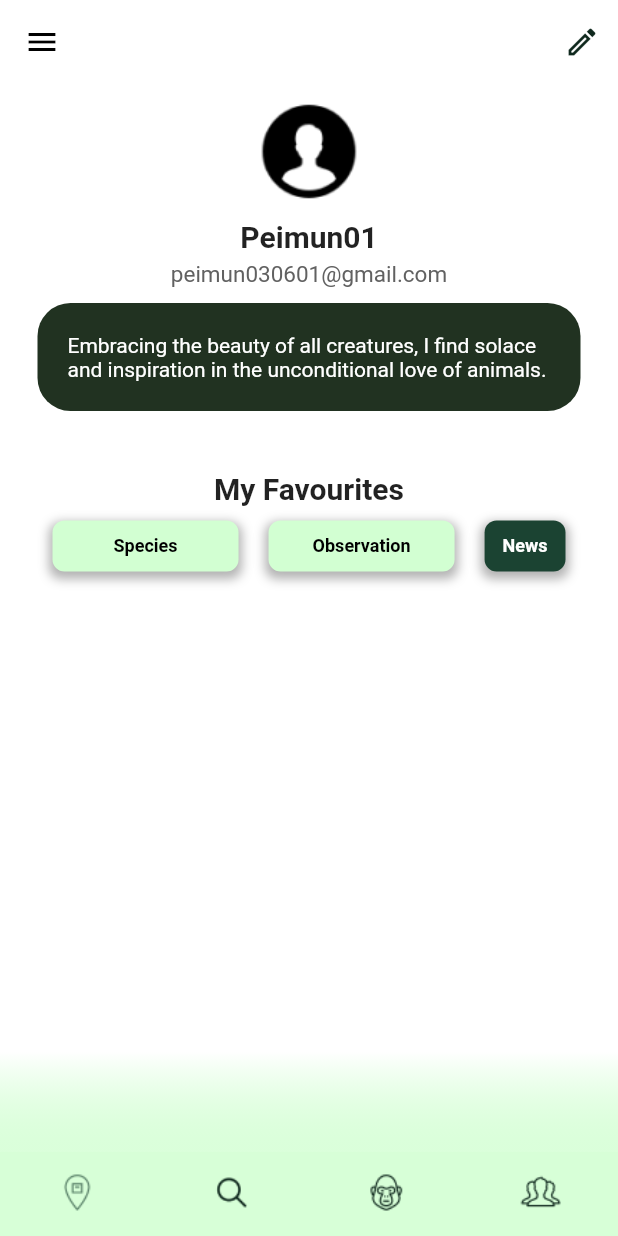
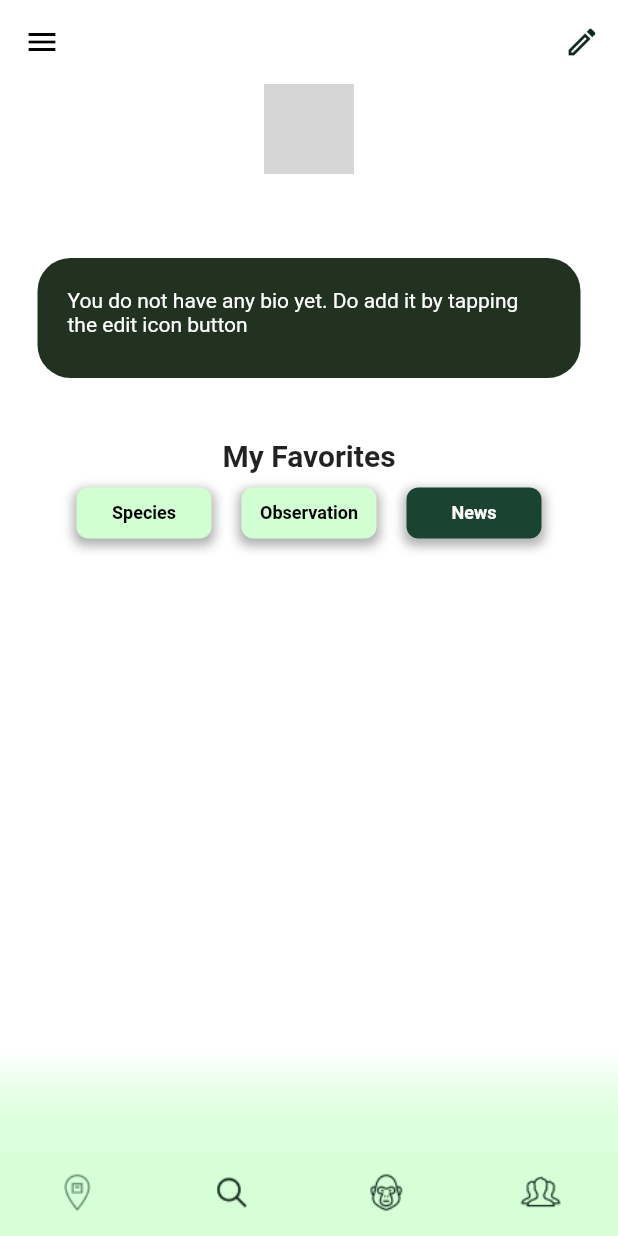
Before and after one commit to u2005268/animalLoversApp, a Flutter app: the ProfilePage screen opened directly, in the side drawer, after a tap on the "edit" icon, on a phone screen of 412 x 824 dp. Run offline on Flutter 3.47's test engine with Material 2 defaults, Android fonts, the phone set to English and light mode, and no system bars; our stand-ins replace cloud_firestore, firebase_auth, firebase_core, gap, google_sign_in; accounts and stored records are empty; network calls fail; grey boxes are pictures that could not be loaded.

Commit message:
fix bugs

```diff
--- a/lib/screens/forgot_password.dart
+++ b/lib/screens/forgot_password.dart
@@ -35,7 +35,7 @@ class _ForgotPasswordPageState extends State<ForgotPasswordPage> {
     try {
       await FirebaseAuth.instance
           .sendPasswordResetEmail(email: _emailController.text.trim());
-      showErrorMessage("Password rest link sent! Check your email.");
+      showErrorMessage("Password reset link sent! Check your email.");
     } on FirebaseAuthException catch (e) {
       print(e);
       if (_emailController.text.trim().length == 0) {
--- a/lib/screens/profile.dart
+++ b/lib/screens/profile.dart
@@ -4,6 +4,8 @@ import 'package:animal_lovers_app/screens/donate.dart';
 import 'package:animal_lovers_app/screens/edit_profile.dart';
 import 'package:animal_lovers_app/screens/info.dart';
 import 'package:animal_lovers_app/screens/side_bar.dart';
+import 'package:cloud_firestore/cloud_firestore.dart';
+import 'package:firebase_auth/firebase_auth.dart';
 import 'package:flutter/cupertino.dart';
 import 'package:flutter/material.dart';
 import 'package:gap/gap.dart';
@@ -16,28 +18,111 @@ class ProfilePage extends StatefulWidget {
 }
 
 class _ProfilePageState extends State<ProfilePage> {
+  String? username;
+  String? bio;
+  String? photoUrl;
+  final currentUser = FirebaseAuth.instance.currentUser!;
+
+  @override
+  void initState() {
+    super.initState();
+    fetchUserData();
+  }
+
+  Future<void> fetchUserData() async {
+    try {
+      final userId = currentUser.uid;
+      final snapshot = await FirebaseFirestore.instance
+          .collection('users')
+          .doc(userId)
+          .get();
+
+      if (snapshot.exists) {
+        final userData = snapshot.data();
+        setState(() {
+          username = userData?['username'];
+          bio = userData?['bio'];
+          photoUrl = userData?['photoUrl'];
+        });
+      }
+    } catch (error) {
+      print('Error fetching user data: $error');
+    }
+  }
+
+  String getBioText() {
+    if (bio == null || bio!.isEmpty) {
+      return 'You do not have any bio yet. Do add it by tapping the edit icon button';
+    }
+    return bio!;
+  }
+
+  String getPhotoUrl() {
+    if (photoUrl == null || photoUrl!.isEmpty) {
+      return 'https://firebasestorage.googleapis.com/v0/b/animalloversapp-421f0.appspot.com/o/users%2Fuser.png?alt=media&token=edb26ab4-f360-45f8-9d3c-01fdcc8707eb';
+    }
+    return photoUrl!;
+  }
+
   void navigateDonate() {
-    //navigate to donate page
+    // Navigate to donate page
     Navigator.push(
-        context, MaterialPageRoute(builder: (context) => const DonatePage()));
+      context,
+      MaterialPageRoute(builder: (context) => const DonatePage()),
+    );
   }
 
   void navigateInfo() {
-    //pop drawer
+    // Pop drawer
     Navigator.pop(context);
 
-    //navigate to info page
+    // Navigate to info page
     Navigator.push(
-        context, MaterialPageRoute(builder: (context) => InfoPage()));
+      context,
+      MaterialPageRoute(builder: (context) => InfoPage()),
+    );
   }
 
   void navigateProfile() {
-    //pop drawer
+    // Pop drawer
     Navigator.pop(context);
 
-    //navigate to profile page
+    // Navigate to profile page
     Navigator.push(
-        context, MaterialPageRoute(builder: (context) => ProfilePage()));
+      context,
+      MaterialPageRoute(builder: (context) => ProfilePage()),
+    );
+  }
+
+  void navigateEditProfile() async {
+    // Navigate to edit profile page
+    final updatedUserData = await Navigator.push(
+      context,
+      MaterialPageRoute(
+        builder: (context) => EditProfilePage(
+          username: username ?? '',
+          email: currentUser.email!,
+          bio: bio ?? '',
+          photoUrl: getPhotoUrl(),
+          onProfileUpdated: handleProfileUpdated,
+        ),
+      ),
+    );
+
+    if (updatedUserData != null) {
+      setState(() {
+        username = updatedUserData['username'];
+        bio = updatedUserData['bio'];
+        photoUrl = updatedUserData['photoUrl'];
+      });
+    }
+  }
+
+  void handleProfileUpdated(String updatedBio, String updatedPhotoUrl) {
+    setState(() {
+      bio = updatedBio;
+      photoUrl = updatedPhotoUrl;
+    });
   }
 
   @override
@@ -52,19 +137,15 @@ class _ProfilePageState extends State<ProfilePage> {
               Icons.edit_outlined,
               color: Color(0xFF0F281D),
             ),
-            onPressed: () {
-              //navigate to profile page
-              Navigator.push(context,
-                  MaterialPageRoute(builder: (context) => EditProfilePage()));
-            },
+            onPressed: navigateEditProfile,
           )
         ],
-        // Set the icon color to black,
       ),
       drawer: SideBar(
         onDonateTap: navigateDonate,
         onInfoTap: navigateInfo,
-          onProfileTap: navigateProfile),
+        onProfileTap: navigateProfile,
+      ),
       bottomNavigationBar: BottomBar(),
       backgroundColor: Colors.white,
       body: SafeArea(
@@ -86,27 +167,28 @@ class _ProfilePageState extends State<ProfilePage> {
               child: Column(
                 children: [
                   SizedBox(
-                      width: 90,
-                      height: 90,
+                    width: 60,
+                    height: 60,
                     child: ClipRRect(
                       borderRadius: BorderRadius.circular(100),
-                        child: Image.asset(
-                          'images/user.png',
+                      child: Image.network(
+                        getPhotoUrl(),
                       ),
                     ),
                   ),
                   Text(
-                      "Peimun01",
-                      style:
-                          TextStyle(fontSize: 20, fontWeight: FontWeight.w600),
+                    username ?? '',
+                    style: TextStyle(fontSize: 20, fontWeight: FontWeight.w600),
                   ),
                   Gap(5),
                   Text(
-                      "peimun030601@gmail.com",
+                    currentUser.email!,
                     style: TextStyle(fontSize: 15, color: Colors.grey[700]),
                   ),
                   Gap(10),
                   Container(
+                    width: 450,
+                    height: 80,
                     padding: EdgeInsets.all(20),
                     margin: EdgeInsets.symmetric(horizontal: 25),
                     decoration: BoxDecoration(
@@ -114,16 +196,14 @@ class _ProfilePageState extends State<ProfilePage> {
                       borderRadius: BorderRadius.circular(22),
                     ),
                     child: Text(
-                        "Embracing the beauty of all creatures, I find solace and inspiration in the unconditional love of animals.",
-                        style:
-                            const TextStyle(color: Colors.white, fontSize: 14),
+                      getBioText(),
+                      style: const TextStyle(color: Colors.white, fontSize: 14),
                     ),
                   ),
                   Gap(40),
                   Text(
-                      "My Favourites",
-                      style:
-                          TextStyle(fontSize: 20, fontWeight: FontWeight.w600),
+                    "My Favorites",
+                    style: TextStyle(fontSize: 20, fontWeight: FontWeight.w600),
                   ),
                   Gap(10),
                   Padding(
@@ -131,7 +211,8 @@ class _ProfilePageState extends State<ProfilePage> {
                     child: Row(
                       mainAxisAlignment: MainAxisAlignment.center,
                       children: [
-                          Flexible(
+                        Container(
+                          width: 90,
                           child: ShortButton(
                             buttonText: "Species",
                             isTapped: false,
@@ -139,7 +220,8 @@ class _ProfilePageState extends State<ProfilePage> {
                           ),
                         ),
                         Gap(20),
-                          Flexible(
+                        Container(
+                          width: 90,
                           child: ShortButton(
                             buttonText: "Observation",
                             isTapped: false,
@@ -147,17 +229,21 @@ class _ProfilePageState extends State<ProfilePage> {
                           ),
                         ),
                         Gap(20),
-                          ShortButton(
+                        Container(
+                          width: 90,
+                          child: ShortButton(
                             buttonText: "News",
                             isTapped: true,
                             onTap: () {},
+                          ),
                         ),
                       ],
                     ),
                   ),
                 ],
               ),
-              )),
+            ),
+          ),
         ),
       ),
     );
```
Also changed, not shown: lib/components/longButton.dart (+8 -4 lines), lib/components/underlineTextfield.dart (+6 -5 lines), lib/screens/edit_profile.dart (+124 -35 lines), lib/screens/register.dart (+22 -10 lines), lib/services/google_auth.dart (+80 -8 lines), images/donate-1.png (deleted), images/donate-2.png (deleted). Lines whose indentation alone changed are shown as unchanged.
